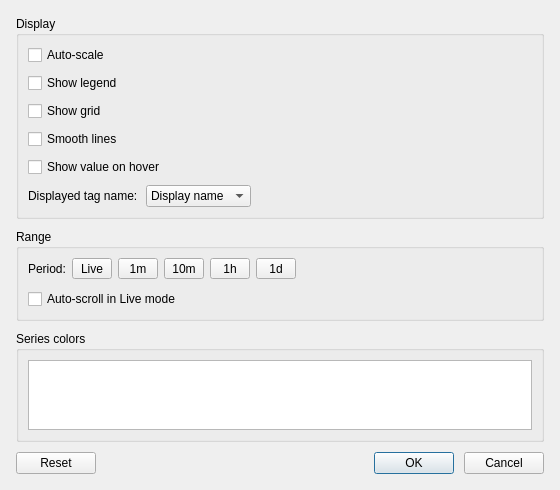
Qt form src/ui/dialogs/trendsettingsdialog.ui (sanny32/OpenUaExplorer) before a commit.
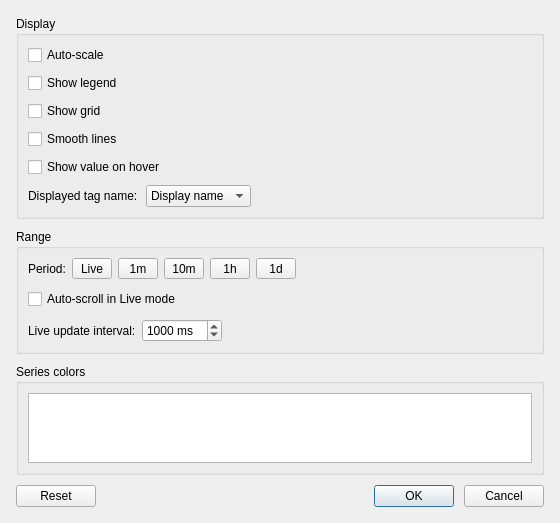
The same form after that commit. Custom widgets are drawn as their Qt base class.

Commit message: feat: Add live update interval setting to trend settings dialog and widget

Patch:
```diff
--- a/src/ui/dialogs/trendsettingsdialog.ui
+++ b/src/ui/dialogs/trendsettingsdialog.ui
@@ -245,6 +245,52 @@
         </property>
        </widget>
       </item>
+      <item>
+       <layout class="QHBoxLayout" name="liveUpdateRow">
+        <property name="spacing">
+         <number>6</number>
+        </property>
+        <item>
+         <widget class="QLabel" name="liveUpdateLabel">
+          <property name="text">
+           <string>Live update interval:</string>
+          </property>
+         </widget>
+        </item>
+        <item>
+         <widget class="QSpinBox" name="liveUpdateSpin">
+          <property name="suffix">
+           <string> ms</string>
+          </property>
+          <property name="minimum">
+           <number>250</number>
+          </property>
+          <property name="maximum">
+           <number>60000</number>
+          </property>
+          <property name="singleStep">
+           <number>250</number>
+          </property>
+          <property name="value">
+           <number>1000</number>
+          </property>
+         </widget>
+        </item>
+        <item>
+         <spacer name="liveUpdateSpacer">
+          <property name="orientation">
+           <enum>Qt::Orientation::Horizontal</enum>
+          </property>
+          <property name="sizeHint" stdset="0">
+           <size>
+            <width>40</width>
+            <height>20</height>
+           </size>
+          </property>
+         </spacer>
+        </item>
+       </layout>
+      </item>
      </layout>
     </widget>
    </item>
```
The commit also changes 6 other files.
